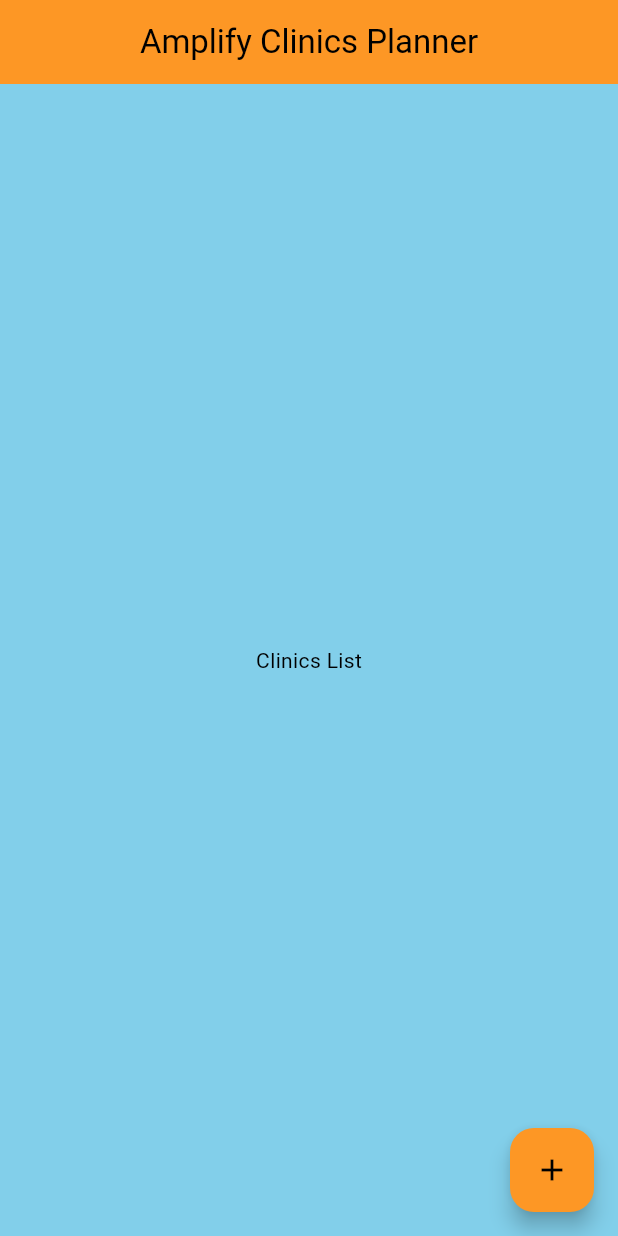
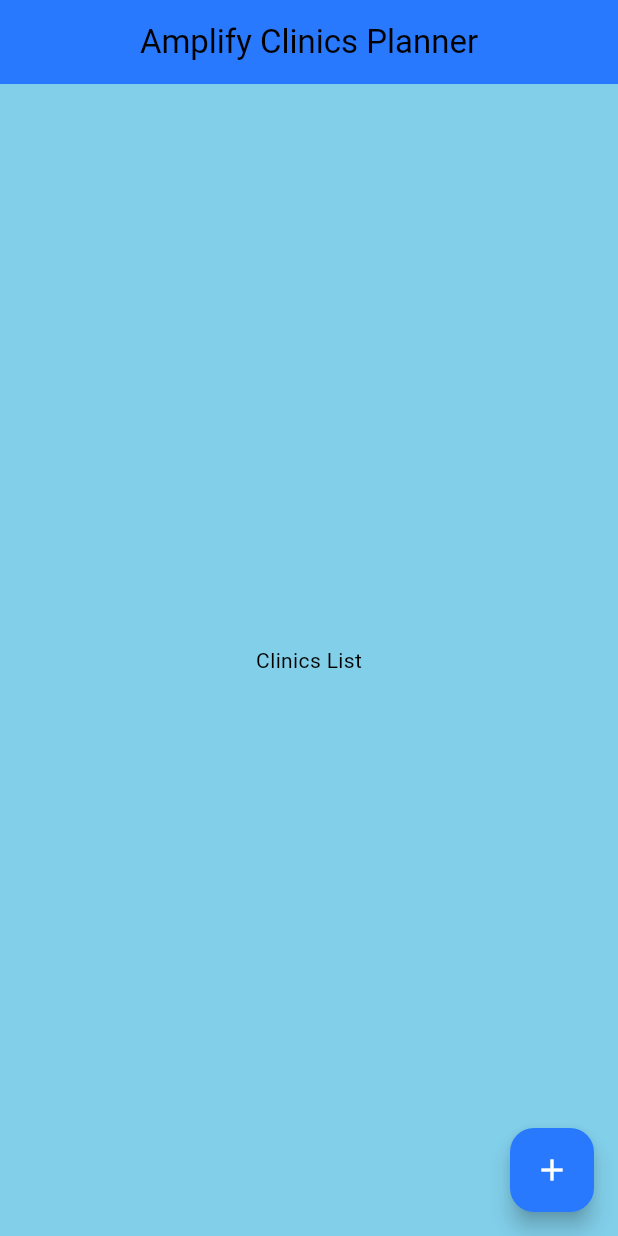
Before and after one commit to MichaelLevin5908/clinic_finder_app, a Flutter app: the screen it shows after launch, on a phone screen of 412 x 824 dp. Run offline on Flutter 3.47's test engine with Material 3 defaults, Android fonts, the light colour scheme and no system bars; our stand-ins replace flutter_riverpod, go_router; missing offline and left inert: amplify_auth_cognito, amplify_authenticator, amplify_flutter.

Commit message:
changed colors for the application

```diff
--- a/clinic_finder/clinic_finder/lib/common/utils/colors.dart
+++ b/clinic_finder/clinic_finder/lib/common/utils/colors.dart
@@ -1,15 +1,17 @@
 import 'package:flutter/material.dart';
+
 const Map<int, Color> primarySwatch = {
-  50: Color.fromRGBO(255, 207, 68, .1),
-  100: Color.fromRGBO(255, 207, 68, .2),
-  200: Color.fromRGBO(255, 207, 68, .3),
-  300: Color.fromRGBO(255, 207, 68, .4),
-  400: Color.fromRGBO(255, 207, 68, .5),
-  500: Color.fromRGBO(255, 207, 68, .6),
-  600: Color.fromRGBO(255, 207, 68, .7),
-  700: Color.fromRGBO(255, 207, 68, .8),
-  800: Color.fromRGBO(255, 207, 68, .9),
-  900: Color.fromRGBO(255, 207, 68, 1),
+  50: Color.fromRGBO(68, 138, 255, .1),
+  100: Color.fromRGBO(68, 138, 255, .2),
+  200: Color.fromRGBO(68, 138, 255, .3),
+  300: Color.fromRGBO(68, 138, 255, .4),
+  400: Color.fromRGBO(68, 138, 255, .5),
+  500: Color.fromRGBO(68, 138, 255, .6),
+  600: Color.fromRGBO(68, 138, 255, .7),
+  700: Color.fromRGBO(68, 138, 255, .8),
+  800: Color.fromRGBO(68, 138, 255, .9),
+  900: Color.fromRGBO(68, 138, 255, 1),
 };
-const MaterialColor primaryColor = MaterialColor(0xFFFFCF44, primarySwatch);
-const int primaryColorDark = 0xFFFD9725;
+
+const MaterialColor primaryColor = MaterialColor(0xFF448AFF, primarySwatch);
+const int primaryColorDark = 0xFF2979FF;
```
